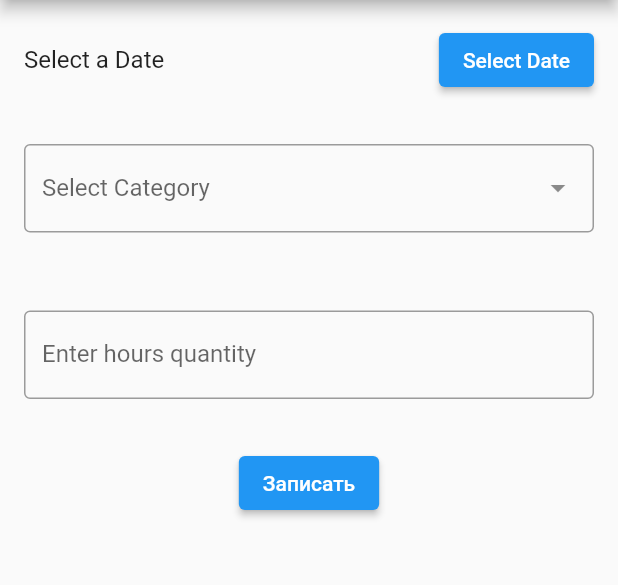
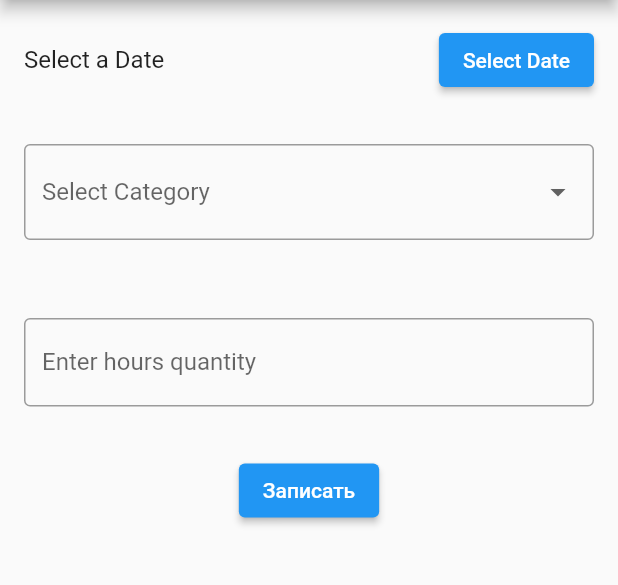
Before and after one commit to Leha-SAN/checkingwork, a Flutter app: the screen it shows after launch, after a tap on "Записать", on a phone screen of 412 x 824 dp, the part 84-669 px from its top. Run offline on Flutter 3.47's test engine with Material 2 defaults, Android fonts, the phone set to English and light mode, and no system bars; drawn by our look-alikes of dropdown_search.

Commit message:
Homework to lesson13

```diff
--- a/lib/main.dart
+++ b/lib/main.dart
@@ -3,11 +3,15 @@ import 'package:provider/provider.dart';
 import 'screens/login_screen.dart';
 import 'screens/code_input_screen.dart';
 import 'providers/date_provider.dart';
+import 'package:checkingwork/models/record_model.dart';
 
 void main() {
   runApp(
-    ChangeNotifierProvider(
-      create: (context) => DateProvider(),
+    MultiProvider(
+      providers: [
+        ChangeNotifierProvider(create: (_) => DateProvider()),
+        ChangeNotifierProvider(create: (_) => RecordProvider()),
+      ],
       child: MyApp(),
     ),
   );
@@ -18,9 +22,6 @@ class MyApp extends StatelessWidget {
   Widget build(BuildContext context) {
     return MaterialApp(
       title: 'Code Input App',
-      theme: ThemeData(
-        primarySwatch: Colors.blue,
-      ),
       home: CodeInputScreen(),
     );
   }
--- /dev/null
+++ b/lib/models/record_model.dart
@@ -0,0 +1,39 @@
+import 'package:flutter/foundation.dart';
+
+class RecordModel {
+  final String category;
+  final String subcategory;
+  final DateTime date;
+  final String hoursQuantity;
+
+  RecordModel({
+    required this.category,
+    required this.subcategory,
+    required this.date,
+    required this.hoursQuantity,
+  });
+
+  @override
+  String toString() {
+    return 'RecordModel{category: $category, subcategory: $subcategory, date: $date, hoursQuantity: $hoursQuantity}';
+  }
+}
+
+class RecordProvider with ChangeNotifier {
+  final List<RecordModel> _records = [];
+
+  List<RecordModel> get records => _records;
+
+  void addRecord(RecordModel record) {
+    _records.add(record);
+    notifyListeners();
+  }
+
+  List<RecordModel> getRecordsForDate(DateTime date) {
+    return _records.where((record) => isSameDate(record.date, date)).toList();
+  }
+
+  bool isSameDate(DateTime date1, DateTime date2) {
+    return date1.year == date2.year && date1.month == date2.month && date1.day == date2.day;
+  }
+}
--- a/lib/screens/code_input_screen.dart
+++ b/lib/screens/code_input_screen.dart
@@ -3,6 +3,7 @@ import 'package:provider/provider.dart';
 import 'package:intl/intl.dart';
 import 'package:checkingwork/widgets/filtered_dropdown.dart';
 import 'package:checkingwork/providers/date_provider.dart';
+import 'package:checkingwork/models/record_model.dart';
 
 class CodeInputScreen extends StatefulWidget {
   @override
@@ -12,6 +13,7 @@ class CodeInputScreen extends StatefulWidget {
 class _CodeInputScreenState extends State<CodeInputScreen> {
   String? selectedCategory;
   String? selectedSubcategory;
+  String? _hoursQuantity;
 
   final Map<String, List<String>> categoryMap = {
     'РГ-60': ['ПП', 'ПМ', 'ПР', 'ПВ'],
@@ -35,9 +37,6 @@ class _CodeInputScreenState extends State<CodeInputScreen> {
               children: [
                 Consumer<DateProvider>(
                   builder: (context, dateProvider, children) {
-                    // Debugging statement
-                    print("Current selectedDate: ${dateProvider.selectedDate}");
-
                     return Text(
                       dateProvider.selectedDate != null
                           ? "Selected Date: ${DateFormat('yyyy-MM-dd').format(dateProvider.selectedDate!)}"
@@ -67,6 +66,7 @@ class _CodeInputScreenState extends State<CodeInputScreen> {
           FilteredDropdown(
             options: categoryMap.keys.toList(),
             label: 'Select Category',
+            value: selectedCategory, // Passing the current value
             onChanged: (value) {
               setState(() {
                 selectedCategory = value;
@@ -79,6 +79,7 @@ class _CodeInputScreenState extends State<CodeInputScreen> {
             FilteredDropdown(
               options: categoryMap[selectedCategory] ?? [],
               label: 'Select Subcategory',
+              value: selectedSubcategory, // Passing the current value
               onChanged: (value) {
                 setState(() {
                   selectedSubcategory = value;
@@ -94,6 +95,10 @@ class _CodeInputScreenState extends State<CodeInputScreen> {
                 labelText: 'Enter hours quantity',
                 border: OutlineInputBorder(),
               ),
+              onChanged: (value) {
+                _hoursQuantity = value;
+              },
+              controller: TextEditingController(text: _hoursQuantity), // Ensure the field updates correctly
             ),
           ),
           // "Save" button
@@ -105,8 +110,25 @@ class _CodeInputScreenState extends State<CodeInputScreen> {
 
                 if (selectedCategory != null &&
                     selectedSubcategory != null &&
-                    selectedDate != null) {
-                  print("Записано: $selectedDate, $selectedCategory, $selectedSubcategory");
+                    selectedDate != null &&
+                    _hoursQuantity != null && _hoursQuantity!.isNotEmpty) {
+                  final newRecord = RecordModel(
+                    category: selectedCategory!,
+                    subcategory: selectedSubcategory!,
+                    date: selectedDate,
+                    hoursQuantity: _hoursQuantity!,
+                  );
+
+                  Provider.of<RecordProvider>(context, listen: false).addRecord(newRecord);
+
+                  // Очистка полей после записи
+                  setState(() {
+                    selectedCategory = null;
+                    selectedSubcategory = null;
+                    _hoursQuantity = '';
+                  });
+
+                  print("Записано: $newRecord");
                 } else {
                   print("Пожалуйста, заполните все поля.");
                 }
@@ -114,6 +136,28 @@ class _CodeInputScreenState extends State<CodeInputScreen> {
               child: Text('Записать'),
             ),
           ),
+          // Display records in a table
+          Expanded(
+            child: Consumer2<DateProvider, RecordProvider>(
+              builder: (context, dateProvider, recordProvider, child) {
+                DateTime? selectedDate = dateProvider.selectedDate;
+                List<RecordModel> recordsForDate = selectedDate != null
+                    ? recordProvider.getRecordsForDate(selectedDate)
+                    : [];
+
+                return ListView.builder(
+                  itemCount: recordsForDate.length,
+                  itemBuilder: (context, index) {
+                    RecordModel record = recordsForDate[index];
+                    return ListTile(
+                      title: Text('${record.category} - ${record.subcategory}'),
+                      subtitle: Text('Hours: ${record.hoursQuantity}'),
+                    );
+                  },
+                );
+              },
+            ),
+          ),
         ],
       ),
     );
--- a/lib/widgets/filtered_dropdown.dart
+++ b/lib/widgets/filtered_dropdown.dart
@@ -4,34 +4,32 @@ import 'package:dropdown_search/dropdown_search.dart';
 class FilteredDropdown extends StatelessWidget {
   final List<String> options;
   final String label;
-  final Function(String?)? onChanged;
+  final String? value;
+  final Function(String?) onChanged;
 
-  FilteredDropdown({
+  const FilteredDropdown({
     required this.options,
     required this.label,
-    this.onChanged,
+    required this.onChanged,
+    this.value,
   });
 
   @override
   Widget build(BuildContext context) {
     return Padding(
       padding: const EdgeInsets.all(16.0),
-      child: DropdownSearch<String>(
-        items: options,
-        dropdownDecoratorProps: DropDownDecoratorProps(
-          dropdownSearchDecoration: InputDecoration(
-            labelText: label,
-            border: OutlineInputBorder(),
-          ),
+      child: DropdownButtonFormField<String>(
+        value: value,
+        decoration: InputDecoration(
+          labelText: label,
+          border: OutlineInputBorder(),
         ),
-        popupProps: PopupProps.menu(
-          showSearchBox: true,
-          searchFieldProps: TextFieldProps(
-            decoration: InputDecoration(
-              border: OutlineInputBorder(),
-            ),
-          ),
-        ),
+        items: options
+            .map((option) => DropdownMenuItem(
+          value: option,
+          child: Text(option),
+        ))
+            .toList(),
         onChanged: onChanged,
       ),
     );
```
Also changed, not shown: output_saved_data_changing_date.gif (added), 1 other file.
